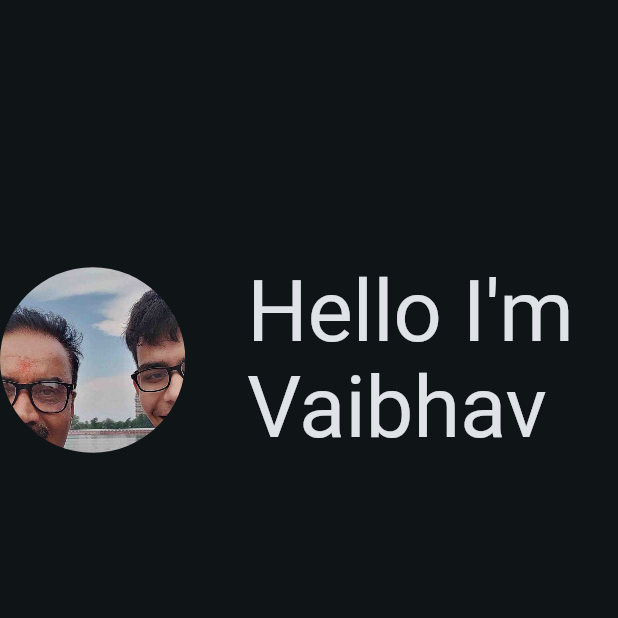
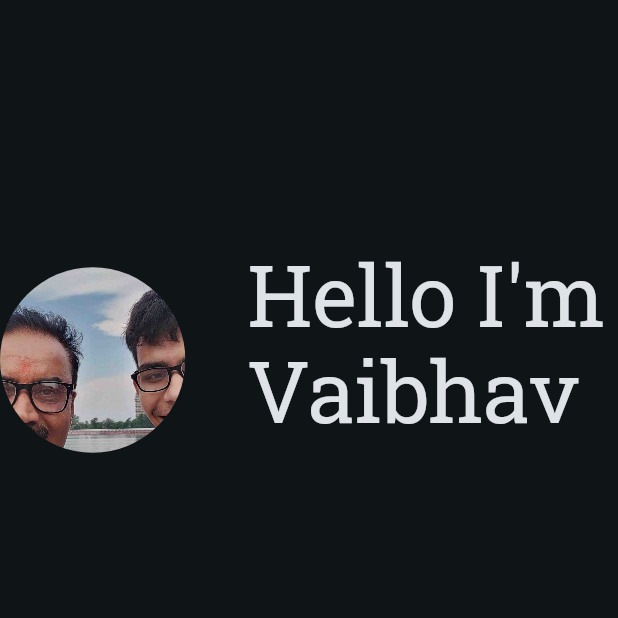
Before and after one commit to vaibhavppandey/material_portfolio_webapp, a Flutter app: the screen it shows after launch, on a phone screen of 412 x 824 dp, the top half of it. Run offline on Flutter 3.47's test engine with Material 2 defaults, Android fonts, the phone set to English and light mode, and no system bars; drawn by our look-alikes of animated_text_kit; our stand-ins replace flutter_svg, google_fonts.

Commit message:
feat: add typewriter text

```diff
--- a/assets/json/social.json
+++ b/assets/json/social.json
@@ -1,4 +1,4 @@
 [
-    {"svg": "discord", "color": "#", "link": "google.com"},
-    {"svg": "github", "color": "#", "link": "https://github.com/vaibhavppandey"}
+    {"asset": "discord", "color": "#7289da", "link": "https://www.google.com/search?q=vpp%231013"},
+    {"asset": "github", "color": "#ffffff", "link": "https://github.com/vaibhavppandey"}
 ]
--- a/lib/src/layout/body.dart
+++ b/lib/src/layout/body.dart
@@ -2,6 +2,11 @@ import 'package:flutter/material.dart';
 
 import 'package:material_portfolio_webapp/src/widget/self_image_card.dart'
     show SelfImageCard;
+
+import 'package:material_portfolio_webapp/src/widget/social_svg_button.dart'
+    show SocialSvgEmulatedButton;
+import 'package:material_portfolio_webapp/src/widget/typewriter_text.dart'
+    show TypewriterText;
 
 class PortfolioBody extends StatefulWidget {
   const PortfolioBody({super.key});
@@ -23,13 +28,17 @@ class _PortfolioBodyState extends State<PortfolioBody> {
           const Flexible(flex: 3, child: SelfImageCard()),
           const Spacer(flex: 1),
           Flexible(
+            fit: FlexFit.tight,
             flex: 6,
-            child: Text(
-              "Hello I'm Vaibhav",
-              style: Theme.of(context)
-                  .textTheme
-                  .displayLarge
-                  ?.copyWith(color: Theme.of(context).colorScheme.onBackground),
+            child: Column(
+              mainAxisSize: MainAxisSize.min,
+              crossAxisAlignment: CrossAxisAlignment.center,
+              children: <Widget>[
+                TypewriterText(),
+                SizedBox(
+                  height: 24.0,
+                ),
+              ],
             ),
           ),
         ],
--- /dev/null
+++ b/lib/src/widget/typewriter_text.dart
@@ -0,0 +1,25 @@
+import 'package:animated_text_kit/animated_text_kit.dart';
+import 'package:flutter/material.dart';
+import 'package:google_fonts/google_fonts.dart';
+
+class TypewriterText extends StatelessWidget {
+  const TypewriterText({super.key});
+
+  @override
+  Widget build(BuildContext context) {
+    return AnimatedTextKit(
+      pause: const Duration(milliseconds: 1200),
+      repeatForever: true,
+      animatedTexts: [
+        "Hello I'm Vaibhav",
+        "I am into Flutter",
+        "I <3 openSource"
+      ]
+          .map((String text) => TypewriterAnimatedText(text,
+              textStyle: GoogleFonts.robotoSlab(
+                  textStyle: Theme.of(context).textTheme.displayLarge?.copyWith(
+                      color: Theme.of(context).colorScheme.onBackground))))
+          .toList(),
+    );
+  }
+}
```
Also changed, not shown: lib/src/entity/asset.dart (added, +13 -0 lines), lib/src/entity/social.dart (added, +21 -0 lines), lib/src/repository/repository.dart (added, +22 -0 lines), lib/src/widget/social_svg_button.dart (added, +61 -0 lines), pubspec.yaml (+7 -1 lines), assets/svg/discord.svg (added), assets/svg/github.svg (added), pubspec.lock.
